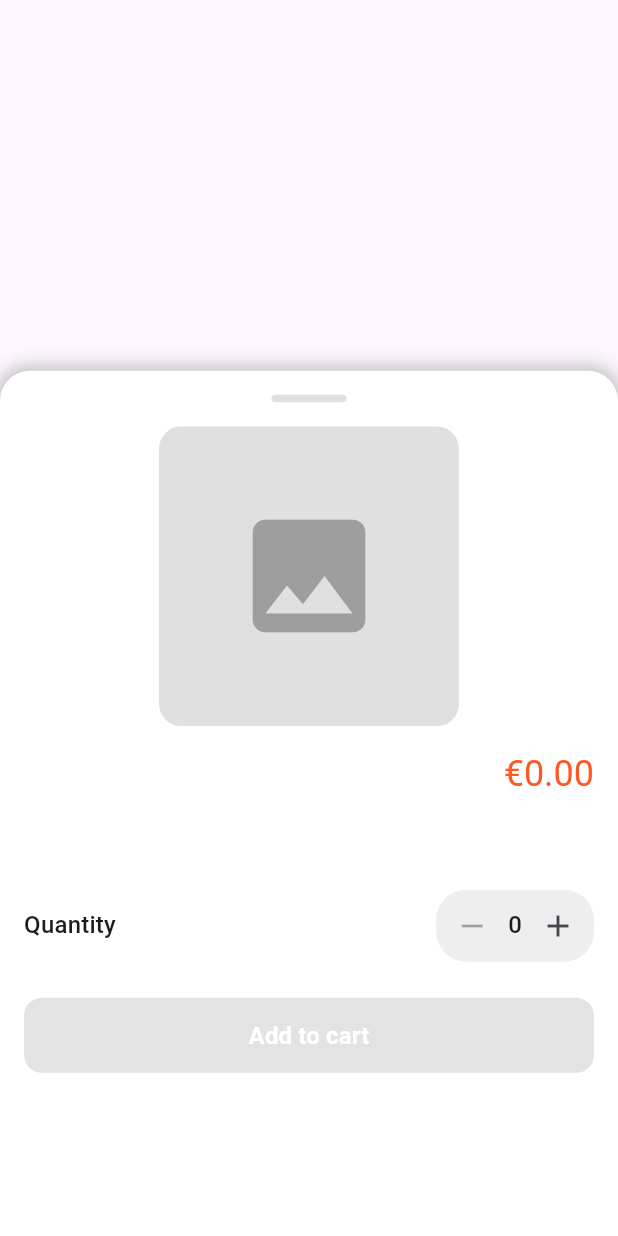
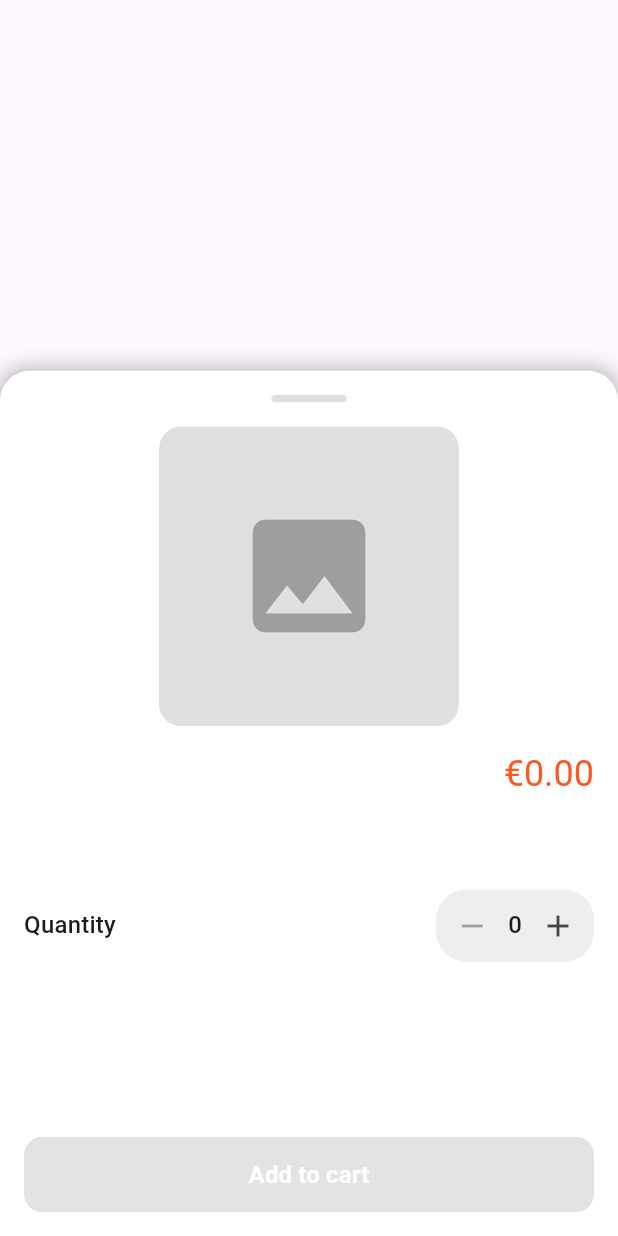
Before and after one commit to KhalilHen/pt_pick_up_platform, a Flutter app: the MenuItemBottomSheet widget shown alone on an empty page, opened directly with empty values, on a phone screen of 412 x 824 dp. Run offline on Flutter 3.47's test engine with Material 3 defaults, Android fonts, the phone set to English and light mode, and no system bars; our stand-ins replace firebase_core, firebase_database, introduction_screen, line_icons, shared_preferences, supabase_flutter; accounts and stored records are empty; generated files the repository leaves out were written again; network calls fail; key blocks and very long unbroken strings in the code were emptied for the run.

Commit message:
fixed the button postion + the quanity will update  correctly now

```diff
--- a/lib/controllers/order_controller.dart
+++ b/lib/controllers/order_controller.dart
@@ -186,9 +186,9 @@ class OrderController extends ChangeNotifier {
       );
       return order;
     } catch (e) {
-      throw Exception('Error: $e');
+      throw Exception('Order creation failed');
+
     }
-    throw Exception('Order creation failed');
   }
 
   Future<void> initializeFirebaseOrderStatus(Map<String, dynamic> orderResponse) async {
--- a/lib/pages/detail_menu_item.dart
+++ b/lib/pages/detail_menu_item.dart
@@ -16,7 +16,17 @@ class MenuItemBottomSheet extends StatefulWidget {
 }
 
 class _MenuItemBottomSheetState extends State<MenuItemBottomSheet> {
-  int _quantity = 0;
+  int quantity = 0;
+
+  @override
+  void initState() {
+    super.initState();
+    //This listen for the quanity value
+    final orderController = Provider.of<OrderController>(context, listen: false);
+    if (orderController.cartItems.containsKey(widget.menuItem.id)) {
+      quantity = orderController.cartItems[widget.menuItem.id]!.quantity;
+    }
+  }
 
   @override
   Widget build(BuildContext context) {
@@ -39,6 +49,10 @@ class _MenuItemBottomSheetState extends State<MenuItemBottomSheet> {
               ),
             ],
           ),
+          child: Stack(
+            children: [
+              Padding(
+                padding: const EdgeInsets.only(bottom: 80),
                 child: ListView(
                   controller: controller,
                   children: [
@@ -67,9 +81,9 @@ class _MenuItemBottomSheetState extends State<MenuItemBottomSheet> {
                                       width: 200,
                                       height: 200,
                                       fit: BoxFit.cover,
-                                errorBuilder: (context, error, stackTrace) => _defaultImage(),
+                                      errorBuilder: (context, error, stackTrace) => defaultImage(),
                                     )
-                            : _defaultImage(),
+                                  : defaultImage(),
                             ),
                           ),
                           const SizedBox(height: 16),
@@ -116,23 +130,32 @@ class _MenuItemBottomSheetState extends State<MenuItemBottomSheet> {
                                   children: [
                                     IconButton(
                                       icon: const Icon(Icons.remove),
-                                onPressed: _quantity > 0 ? () => setState(() => _quantity--) : null,
+                                      onPressed: quantity > 0 ? () => setState(() => quantity--) : null,
                                     ),
                                     Text(
-                                '$_quantity',
+                                      '$quantity',
                                       style: Theme.of(context).textTheme.titleMedium,
                                     ),
                                     IconButton(
                                       icon: const Icon(Icons.add),
-                                onPressed: () => setState(() => _quantity++),
+                                      onPressed: () => setState(() => quantity++),
                                     ),
                                   ],
                                 ),
                               ),
                             ],
                           ),
-                    const SizedBox(height: 24),
-                    ElevatedButton(
+                        ],
+                      ),
+                    ),
+                  ],
+                ),
+              ),
+              Positioned(
+                bottom: 16,
+                left: 16,
+                right: 16,
+                child: ElevatedButton(
                   style: ElevatedButton.styleFrom(
                     backgroundColor: Colors.deepOrange,
                     minimumSize: const Size.fromHeight(50),
@@ -140,9 +163,9 @@ class _MenuItemBottomSheetState extends State<MenuItemBottomSheet> {
                       borderRadius: BorderRadius.circular(12),
                     ),
                   ),
-                      onPressed: _quantity > 0
+                  onPressed: quantity > 0
                       ? () {
-                              orderController.addToCard(id: widget.menuItem.id, quantity: _quantity, item: widget.menuItem);
+                          orderController.addToCard(id: widget.menuItem.id, quantity: quantity, item: widget.menuItem);
                           Navigator.pop(context);
                         }
                       : null,
@@ -155,8 +178,6 @@ class _MenuItemBottomSheetState extends State<MenuItemBottomSheet> {
                     ),
                   ),
                 ),
-                  ],
-                ),
               ),
             ],
           ),
@@ -165,7 +186,7 @@ class _MenuItemBottomSheetState extends State<MenuItemBottomSheet> {
     );
   }
 
-  Widget _defaultImage() {
+  Widget defaultImage() {
     return Container(
       width: 200,
       height: 200,
```
Also changed, not shown: lib/models/menu_section.dart (+9 -12 lines). Lines whose indentation alone changed are shown as unchanged.
